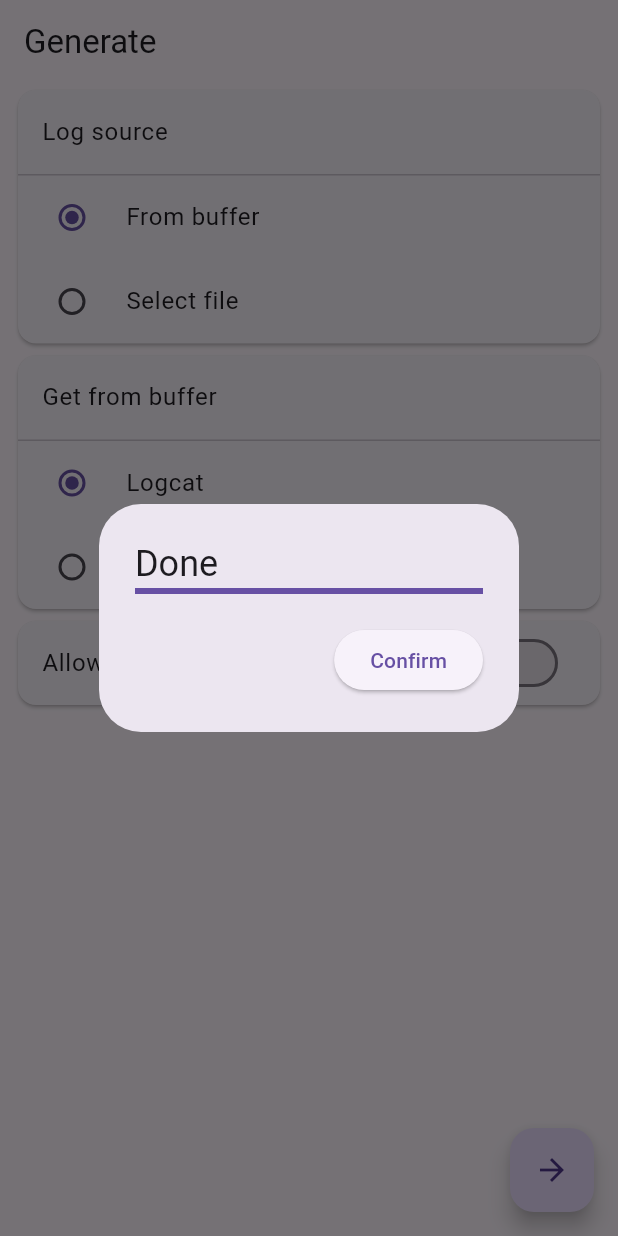
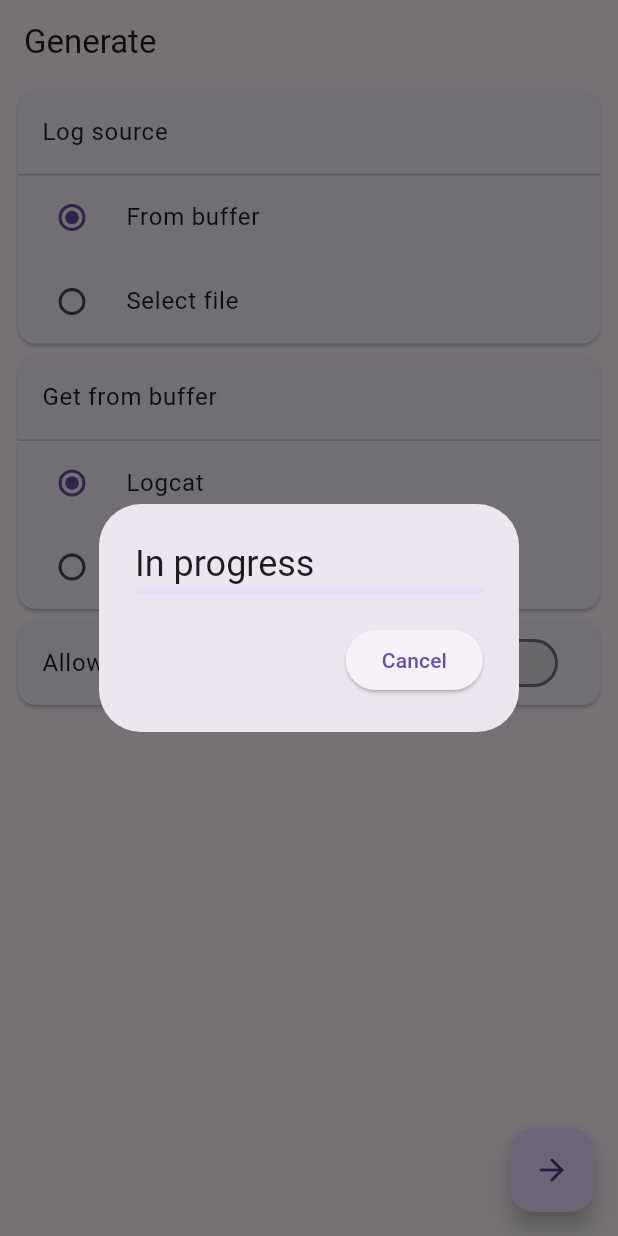
Before and after one commit to StaticReflection/Folicy, a Flutter app: the Generate screen opened directly, after a tap on the "arrow forward" icon, on a phone screen of 412 x 824 dp. Run offline on Flutter 3.47's test engine with Material 3 defaults, Android fonts, the phone set to English and light mode, and no system bars; our stand-ins replace file_picker, get; missing offline and left inert: root; generated files the repository leaves out were written again; statements that could not run were skipped.

Commit message:
为生成规则添加进度条

```diff
--- a/lib/controllers/generate/generate_page_controller.dart
+++ b/lib/controllers/generate/generate_page_controller.dart
@@ -1,25 +1,24 @@
 import 'dart:io';
+import 'dart:isolate';
 import 'package:get/get.dart';
 import 'package:file_picker/file_picker.dart';
-import 'package:flutter/foundation.dart';
 
-import 'package:folicy/utils/device_util.dart';
 import 'package:folicy/utils/generate_util.dart';
 import 'package:folicy/utils/log_util.dart';
 
 class GeneratePageController extends GetxController {
   RxInt logSource = 0.obs; // 日志来源, 0=从缓冲池, 1=选择文件
   RxInt getFromBuffer = 0.obs; // 缓冲池, 0=从logcat, 1=从demsg
+  // 当日志来源使用选择文件时
+  Rx<String?> filePath = Rx(null); // 文件路径
+  Rx<String?> fileName = Rx(null); // 文件名
+  // 选项
+  RxBool allowUntrustedApp = false.obs; // 允许untrusted_app
 
-  Rx<String?> filePath = Rx(null);
-  Rx<String?> fileName = Rx(null);
+  RxDouble generateProgress = 0.0.obs; // 生成规则进度
 
-  RxBool allowUntrustedApp = false.obs;
-
-  RxBool isDone = false.obs;
-
-  void generate() async {
-    isDone.value = false;
+  Future<void> generate() async {
+    generateProgress.value = 0.0;
     File? file;
 
     if (logSource.value == 0) {
@@ -28,19 +27,28 @@ class GeneratePageController extends GetxController {
       } else {
         file = await LogUtil.catchDmesg();
       }
-    }
-    try {
-      final avc = await compute(
-          GenerateUtil.generate,
-          GenerateParams(logSource.value == 0 ? file!.path : filePath.value!,
-              allowUntrustedApp.value));
-      await GenerateUtil.saveAvc(avc);
-      isDone.value = true;
-    } catch (error) {
-      isDone.value = true;
+    } else if (filePath.value != null) {
+      file = File(filePath.value!);
     }
 
-    DeviceUtil.clearTemporaryDirectory();
+    ReceivePort progressReceivePort = ReceivePort();
+    ReceivePort isDoneReceivePort = ReceivePort();
+    Isolate isolate = await Isolate.spawn(
+      GenerateUtil.generate,
+      GenerateParams(
+        logSource.value == 0 ? file!.path : filePath.value!,
+        allowUntrustedApp.value,
+        isDoneReceivePort.sendPort,
+        progressReceivePort.sendPort,
+      ),
+    );
+    progressReceivePort.listen((progress) => generateProgress.value = progress);
+    isDoneReceivePort.listen((avc) async {
+      await GenerateUtil.saveAvc(avc);
+      isolate.kill();
+      progressReceivePort.close();
+      isDoneReceivePort.close();
+    });
   }
 
   void selectFile() {
--- /dev/null
+++ b/lib/extension/reference_extension.dart
@@ -0,0 +1,4 @@
+class Reference<T> {
+  T value;
+  Reference(this.value);
+}
--- a/lib/l10n/app_en.arb
+++ b/lib/l10n/app_en.arb
@@ -5,6 +5,7 @@
   "cancel": "Cancel",
   "confirm": "Confirm",
   "done": "Done",
+  "error": "Error",
   "fileNotSelected": "File not selected",
   "fromBuffer": "From buffer",
   "generate": "Generate",
--- a/lib/l10n/app_zh.arb
+++ b/lib/l10n/app_zh.arb
@@ -5,6 +5,7 @@
   "cancel": "取消",
   "confirm": "确定",
   "done": "完成",
+  "error": "错误",
   "fileNotSelected": "未选择文件",
   "fromBuffer": "从缓冲池",
   "generate": "生成",
--- a/lib/views/home/home_page.dart
+++ b/lib/views/home/home_page.dart
@@ -4,7 +4,7 @@ import 'package:flutter_gen/gen_l10n/app_localizations.dart';
 
 import 'package:folicy/controllers/home/home_page_navigation_controller.dart';
 import 'package:folicy/views/home/pages/home.dart';
-import 'package:folicy/views/home/pages/generate.dart';
+import 'package:folicy/views/home/pages/generate/generate.dart';
 
 HomePageNavigationController homePageNavigationController = Get.find();
 
--- a/lib/views/home/pages/generate.dart
+++ /dev/null
@@ -1,152 +0,0 @@
-import 'package:flutter/material.dart';
-import 'package:flutter_gen/gen_l10n/app_localizations.dart';
-import 'package:get/get.dart';
-
-import 'package:folicy/controllers/generate/generate_page_controller.dart';
-
-GeneratePageController generatePageController = Get.find();
-
-class Generate extends StatelessWidget {
-  const Generate({super.key});
-
-  @override
-  Widget build(BuildContext context) {
-    return Scaffold(
-      appBar: AppBar(title: Text(AppLocalizations.of(context)!.generate)),
-      body: Padding(
-        padding: const EdgeInsets.fromLTRB(8, 0, 8, 0),
-        child: SingleChildScrollView(
-          child: Column(
-            children: [
-              Card(
-                child: Column(
-                  children: [
-                    ListTile(
-                        title: Text(AppLocalizations.of(context)!.logSource)),
-                    const Divider(height: 1),
-                    Obx(() => RadioListTile(
-                        value: 0,
-                        groupValue: generatePageController.logSource.value,
-                        onChanged: (value) =>
-                            generatePageController.logSource.value = value!,
-                        title: Text(AppLocalizations.of(context)!.fromBuffer))),
-                    Obx(() => RadioListTile(
-                        value: 1,
-                        groupValue: generatePageController.logSource.value,
-                        onChanged: (value) =>
-                            generatePageController.logSource.value = value!,
-                        title: Text(AppLocalizations.of(context)!.selectFile))),
-                  ],
-                ),
-              ),
-              Card(
-                child: Obx(
-                  () => AnimatedSwitcher(
-                    duration: const Duration(milliseconds: 500),
-                    child: generatePageController.logSource.value == 0
-                        ? Column(
-                            children: [
-                              ListTile(
-                                  title: Text(AppLocalizations.of(context)!
-                                      .getFromBuffer)),
-                              const Divider(height: 1),
-                              Obx(() => RadioListTile(
-                                  title: const Text('Logcat'),
-                                  value: 0,
-                                  groupValue: generatePageController
-                                      .getFromBuffer.value,
-                                  onChanged: (value) => generatePageController
-                                      .getFromBuffer.value = value!)),
-                              Obx(() => RadioListTile(
-                                  title: const Text('Dmesg'),
-                                  value: 1,
-                                  groupValue: generatePageController
-                                      .getFromBuffer.value,
-                                  onChanged: (value) => generatePageController
-                                      .getFromBuffer.value = value!)),
-                            ],
-                          )
-                        : Obx(
-                            () => ListTile(
-                              title: generatePageController.fileName.value ==
-                                      null
-                                  ? Text(
-                                      AppLocalizations.of(context)!.notSelected)
-                                  : Text(
-                                      generatePageController.fileName.value!),
-                              trailing: const Icon(Icons.arrow_forward),
-                              onTap: () => generatePageController.selectFile(),
-                            ),
-                          ),
-                  ),
-                ),
-              ),
-              Card(
-                child: Obx(
-                  () => SwitchListTile(
-                    value: generatePageController.allowUntrustedApp.value,
-                    onChanged: (value) =>
-                        generatePageController.allowUntrustedApp.value = value,
-                    title:
-                        Text(AppLocalizations.of(context)!.allowUntrustedApp),
-                  ),
-                ),
-              ),
-            ],
-          ),
-        ),
-      ),
-      floatingActionButton: FloatingActionButton(
-        child: const Icon(Icons.arrow_forward),
-        onPressed: () {
-          if (generatePageController.logSource.value == 1 &&
-              generatePageController.fileName.value == null) {
-            showDialog(
-              context: context,
-              builder: (context) => AlertDialog(
-                title: Text(AppLocalizations.of(context)!.prompt),
-                content: Text(AppLocalizations.of(context)!.fileNotSelected),
-                actions: [
-                  ElevatedButton(
-                    onPressed: () => Get.back(),
-                    child: Text(AppLocalizations.of(context)!.confirm),
-                  ),
-                ],
-              ),
-            );
-            return;
-          }
-          generatePageController.generate();
-          showDialog(
-            barrierDismissible: false,
-            context: context,
-            builder: (context) => AlertDialog(
-              title: Column(
-                  crossAxisAlignment: CrossAxisAlignment.start,
-                  children: [
-                    Obx(() => generatePageController.isDone.value
-                        ? Text(AppLocalizations.of(context)!.done)
-                        : Text(AppLocalizations.of(context)!.inProgress)),
-                    Obx(() => generatePageController.isDone.value
-                        ? const LinearProgressIndicator(value: 1)
-                        : const LinearProgressIndicator())
-                  ]),
-              actions: [
-                Obx(
-                  () => ElevatedButton(
-                    onPressed: () {
-                      Get.back();
-                    },
-                    child: generatePageController.isDone.value
-                        ? Text(AppLocalizations.of(context)!.confirm)
-                        : Text(AppLocalizations.of(context)!.cancel),
-                  ),
-                ),
-              ],
-            ),
-          );
-        },
-      ),
-    );
-  }
-}
--- /dev/null
+++ b/lib/views/home/pages/generate/from_buffer.dart
@@ -0,0 +1,33 @@
+import 'package:flutter/material.dart';
+import 'package:flutter_gen/gen_l10n/app_localizations.dart';
+import 'package:get/get.dart';
+
+import 'package:folicy/controllers/generate/generate_page_controller.dart';
+
+GeneratePageController generatePageController = Get.find();
+
+class FromBuffer extends StatelessWidget {
+  const FromBuffer({super.key});
+
+  @override
+  Widget build(BuildContext context) {
+    return Column(
+      children: [
+        ListTile(title: Text(AppLocalizations.of(context)!.getFromBuffer)),
+        const Divider(height: 1),
+        Obx(() => RadioListTile(
+            title: const Text('Logcat'),
+            value: 0,
+            groupValue: generatePageController.getFromBuffer.value,
+            onChanged: (value) =>
+                generatePageController.getFromBuffer.value = value!)),
+        Obx(() => RadioListTile(
+            title: const Text('Dmesg'),
+            value: 1,
+            groupValue: generatePageController.getFromBuffer.value,
+            onChanged: (value) =>
+                generatePageController.getFromBuffer.value = value!)),
+      ],
+    );
+  }
+}
--- /dev/null
+++ b/lib/views/home/pages/generate/generate.dart
@@ -0,0 +1,56 @@
+import 'package:flutter/material.dart';
+import 'package:flutter_gen/gen_l10n/app_localizations.dart';
+import 'package:folicy/views/home/pages/generate/generating_dialog.dart';
+import 'package:get/get.dart';
+
+import 'package:folicy/controllers/generate/generate_page_controller.dart';
+import 'package:folicy/views/dialogs/file_not_selected_dialog.dart';
+import 'package:folicy/views/home/pages/generate/select_file.dart';
+import 'package:folicy/views/home/pages/generate/from_buffer.dart';
+import 'package:folicy/views/home/pages/generate/log_source.dart';
+import 'package:folicy/views/home/pages/generate/options.dart';
+
+GeneratePageController generatePageController = Get.find();
+
+class Generate extends StatelessWidget {
+  const Generate({super.key});
+
+  @override
+  Widget build(BuildContext context) {
+    return Scaffold(
+      appBar: AppBar(title: Text(AppLocalizations.of(context)!.generate)),
+      body: Padding(
+        padding: const EdgeInsets.fromLTRB(8, 0, 8, 0),
+        child: SingleChildScrollView(
+          child: Column(
+            children: [
+              const LogSource(),
+              Card(
+                child: Obx(
+                  () => AnimatedSwitcher(
+                      duration: const Duration(milliseconds: 500),
+                      child: generatePageController.logSource.value == 0
+                          ? const FromBuffer()
+                          : const SelectFile()),
+                ),
+              ),
+              const Options(),
+            ],
+          ),
+        ),
+      ),
+      floatingActionButton: FloatingActionButton(
+        child: const Icon(Icons.arrow_forward),
+        onPressed: () {
+          if (generatePageController.logSource.value == 1 &&
+              generatePageController.fileName.value == null) {
+            Get.dialog(const FileNotSelectedDialog());
+            return;
+          }
+          Get.dialog(const GeneratingDialog());
+          generatePageController.generate();
+        },
+      ),
+    );
+  }
+}
--- /dev/null
+++ b/lib/views/home/pages/generate/generating_dialog.dart
@@ -0,0 +1,34 @@
+import 'package:flutter/material.dart';
+import 'package:flutter_gen/gen_l10n/app_localizations.dart';
+import 'package:get/get.dart';
+
+import 'package:folicy/controllers/generate/generate_page_controller.dart';
+
+GeneratePageController generatePageController = Get.find();
+
+class GeneratingDialog extends StatelessWidget {
+  const GeneratingDialog({super.key});
+
+  @override
+  Widget build(BuildContext context) {
+    return AlertDialog(
+      title: Column(crossAxisAlignment: CrossAxisAlignment.start, children: [
+        Obx(() => generatePageController.generateProgress.value == 1
+            ? Text(AppLocalizations.of(context)!.done)
+            : Text(AppLocalizations.of(context)!.inProgress)),
+        Obx(() => LinearProgressIndicator(
+            value: generatePageController.generateProgress.value))
+      ]),
+      actions: [
+        Obx(
+          () => ElevatedButton(
+            onPressed: () => Get.back(),
+            child: generatePageController.generateProgress.value == 1
+                ? Text(AppLocalizations.of(context)!.confirm)
+                : Text(AppLocalizations.of(context)!.cancel),
+          ),
+        ),
+      ],
+    );
+  }
+}
--- /dev/null
+++ b/lib/views/home/pages/generate/log_source.dart
@@ -0,0 +1,41 @@
+import 'package:flutter/material.dart';
+import 'package:flutter_gen/gen_l10n/app_localizations.dart';
+import 'package:get/get.dart';
+
+import 'package:folicy/controllers/generate/generate_page_controller.dart';
+
+GeneratePageController generatePageController = Get.find();
+
+class LogSource extends StatelessWidget {
+  const LogSource({super.key});
+
+  @override
+  Widget build(BuildContext context) {
+    return Card(
+      child: Column(
+        children: [
+          ListTile(title: Text(AppLocalizations.of(context)!.logSource)),
+          const Divider(height: 1),
+          Obx(
+            () => RadioListTile(
+              value: 0,
+              groupValue: generatePageController.logSource.value,
+              onChanged: (value) =>
+                  generatePageController.logSource.value = value!,
+              title: Text(AppLocalizations.of(context)!.fromBuffer),
+            ),
+          ),
+          Obx(
+            () => RadioListTile(
+              value: 1,
+              groupValue: generatePageController.logSource.value,
+              onChanged: (value) =>
+                  generatePageController.logSource.value = value!,
+              title: Text(AppLocalizations.of(context)!.selectFile),
+            ),
+          ),
+        ],
+      ),
+    );
+  }
+}
--- /dev/null
+++ b/lib/views/home/pages/generate/options.dart
@@ -0,0 +1,25 @@
+import 'package:flutter/material.dart';
+import 'package:flutter_gen/gen_l10n/app_localizations.dart';
+import 'package:get/get.dart';
+
+import 'package:folicy/controllers/generate/generate_page_controller.dart';
+
+GeneratePageController generatePageController = Get.find();
+
+class Options extends StatelessWidget {
+  const Options({super.key});
+
+  @override
+  Widget build(BuildContext context) {
+    return Card(
+      child: Obx(
+        () => SwitchListTile(
+          value: generatePageController.allowUntrustedApp.value,
+          onChanged: (value) =>
+              generatePageController.allowUntrustedApp.value = value,
+          title: Text(AppLocalizations.of(context)!.allowUntrustedApp),
+        ),
+      ),
+    );
+  }
+}
```
Also changed, not shown: lib/utils/generate_util.dart (+16 -17 lines), lib/views/dialogs/error_dialog.dart (added, +22 -0 lines), lib/views/dialogs/file_not_selected_dialog.dart (added, +21 -0 lines), lib/views/home/pages/generate/select_file.dart (added, +24 -0 lines).
